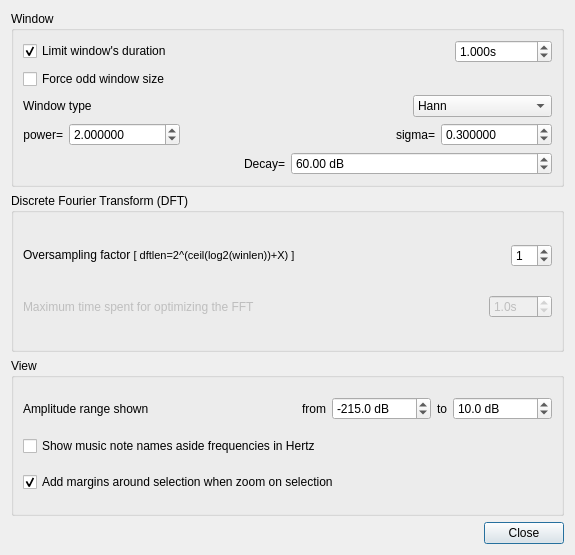
Above: src/gvamplitudespectrumwdialogsettings.ui from gillesdegottex/dfasma before the change. Below: the same form after it.
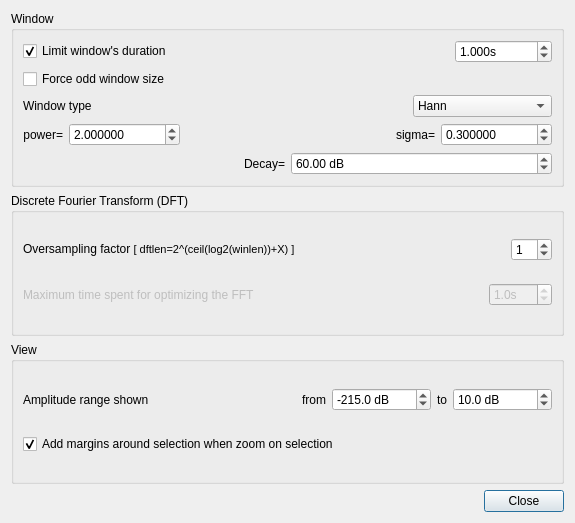
That is the form after the change. Icons and pictures are not drawn.

The edit to the form file:
```diff
--- a/src/gvamplitudespectrumwdialogsettings.ui
+++ b/src/gvamplitudespectrumwdialogsettings.ui
@@ -7,7 +7,7 @@
     <x>0</x>
     <y>0</y>
     <width>575</width>
-    <height>555</height>
+    <height>523</height>
    </rect>
   </property>
   <property name="windowTitle">
@@ -430,13 +430,6 @@
         </item>
        </layout>
       </item>
-      <item>
-       <widget class="QCheckBox" name="cbShowMusicNoteNames">
-        <property name="text">
-         <string>Show music note names aside frequencies in Hertz</string>
-        </property>
-       </widget>
-      </item>
       <item>
        <widget class="QCheckBox" name="cbAddMarginsOnSelection">
         <property name="text">
```
